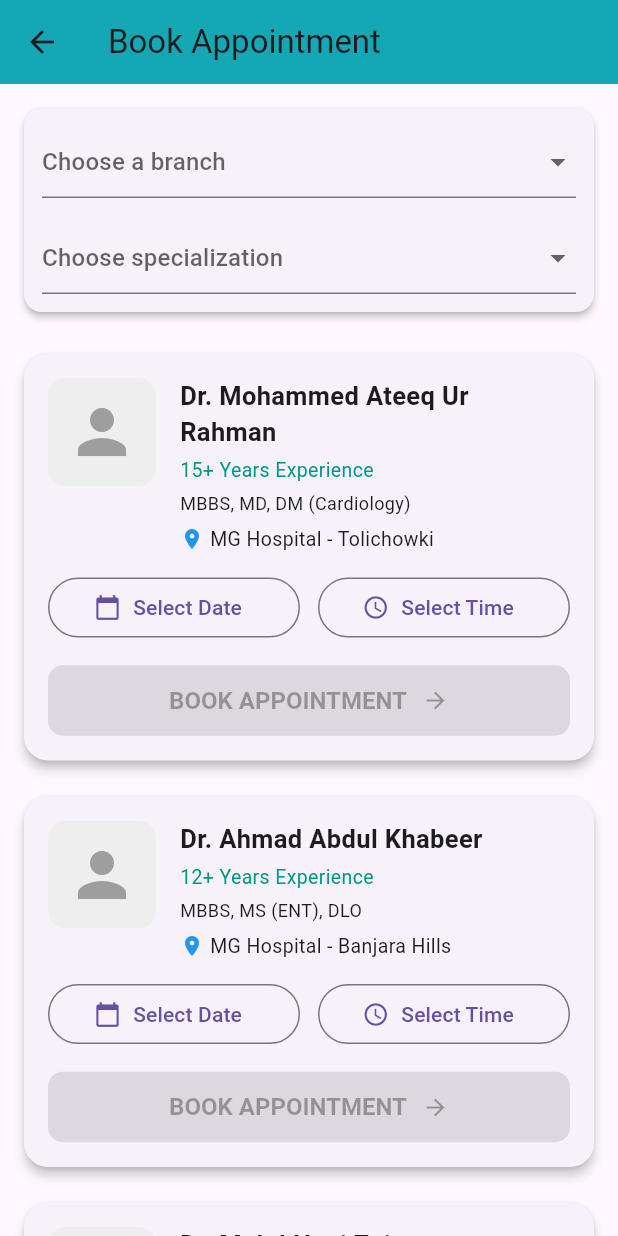
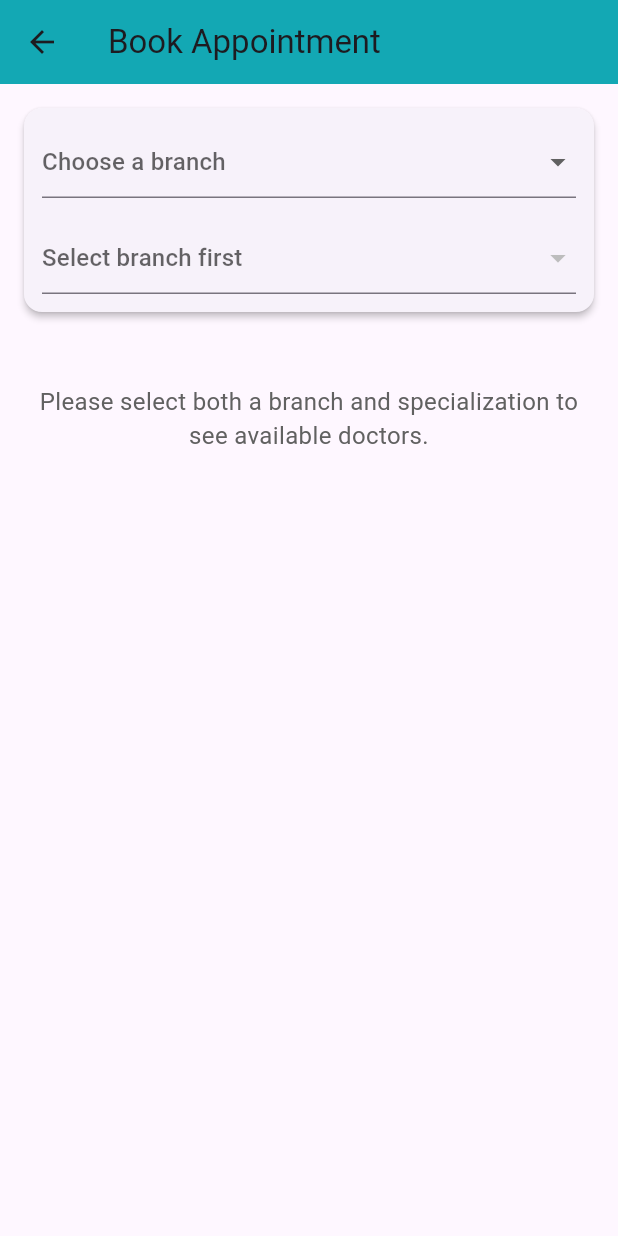
Before and after one commit to AbdulMannan19/MG-Hospital, a Flutter app: the AppointmentListingPage screen opened directly, on a phone screen of 412 x 824 dp. Run offline on Flutter 3.47's test engine with Material 3 defaults, Android fonts, the phone set to English and light mode, and no system bars; our stand-ins replace supabase_flutter; accounts and stored records are empty.

Commit message:
Update appointment_listing.dart

```diff
--- a/lib/Appointment/appointment_listing.dart
+++ b/lib/Appointment/appointment_listing.dart
@@ -121,19 +121,24 @@ class _AppointmentListingPageState extends State<AppointmentListingPage> {
                             ),
                           );
                         }).toList(),
-                        onChanged: (value) {
+                        onChanged: selectedBranchName == null
+                            ? null
+                            : (value) {
                                 final spec = specializationList
                                     .firstWhere((s) => s['id'] == value);
                                 setState(() {
                                   selectedSpecializationName = spec['name'];
                                 });
                               },
+                        disabledHint: const Text('Select branch first'),
                       ),
                     ],
                   ),
                 ),
               ),
               // Doctor Profile Cards
+              if (selectedBranchName != null &&
+                  selectedSpecializationName != null)
                 ListView.builder(
                   shrinkWrap: true,
                   physics: const NeverScrollableScrollPhysics(),
@@ -141,6 +146,17 @@ class _AppointmentListingPageState extends State<AppointmentListingPage> {
                   itemBuilder: (context, idx) {
                     return DoctorProfileCard(doctor: doctorList[idx]);
                   },
+                )
+              else
+                Padding(
+                  padding: const EdgeInsets.symmetric(vertical: 32.0),
+                  child: Center(
+                    child: Text(
+                      'Please select both a branch and specialization to see available doctors.',
+                      style: TextStyle(fontSize: 16, color: Colors.grey[700]),
+                      textAlign: TextAlign.center,
+                    ),
+                  ),
                 ),
             ],
           ),
```
Lines whose indentation alone changed are shown as unchanged.
